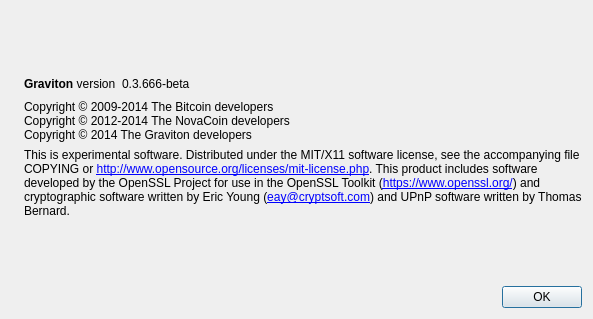
Old version of the form src/qt/forms/aboutdialog.ui in the repository whatisthiseven/difftest.
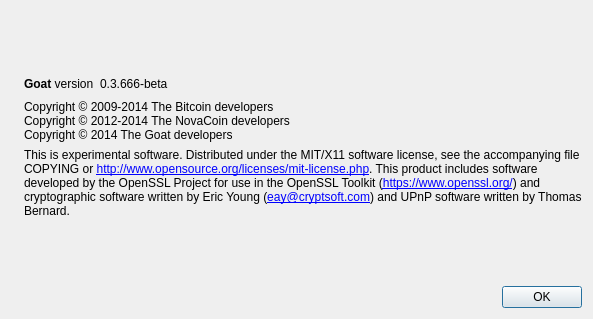
New version of the form. Icons and pictures are not drawn.

Commit message: diff test with goat

```diff
--- a/src/qt/forms/aboutdialog.ui
+++ b/src/qt/forms/aboutdialog.ui
@@ -50,7 +50,7 @@
           <cursorShape>IBeamCursor</cursorShape>
          </property>
          <property name="text">
-          <string>&lt;b&gt;Graviton&lt;/b&gt; version</string>
+          <string>&lt;b&gt;Goat&lt;/b&gt; version</string>
          </property>
          <property name="textInteractionFlags">
           <set>Qt::LinksAccessibleByMouse|Qt::TextSelectableByKeyboard|Qt::TextSelectableByMouse</set>
@@ -93,7 +93,7 @@
        <property name="text">
         <string>Copyright © 2009-2014 The Bitcoin developers
 Copyright © 2012-2014 The NovaCoin developers
-Copyright © 2014 The Graviton developers</string>
+Copyright © 2014 The Goat developers</string>
        </property>
        <property name="textInteractionFlags">
         <set>Qt::LinksAccessibleByMouse|Qt::TextSelectableByKeyboard|Qt::TextSelectableByMouse</set>
```
Left out of the diff: 2 changed lines with no effect on the pictures. The commit also changes 253 other files.
